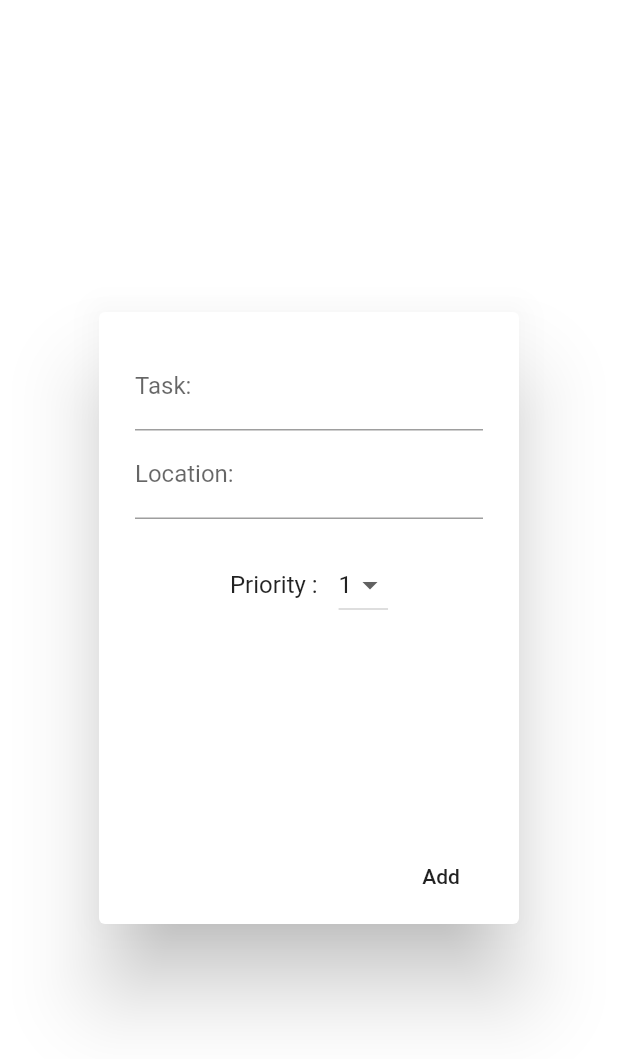
After one commit to mateuszroganowicz/bproductive_flutter, a Flutter app: the AddTaskDialog screen opened by its route, on a phone screen of 412 x 824 dp. The commit adds this screen. Shown: the top 1059 px of the screen. Run offline on Flutter 3.47's test engine with Material 2 defaults, Android fonts, the phone set to English and light mode, and no system bars; our stand-ins replace assets_audio_player, cloud_firestore, google_maps_flutter; missing offline and left inert: flutter_audio_query; accounts and stored records are empty.

Commit message:
Adding markers and tasks on map. Location need to be stored though

```diff
--- /dev/null
+++ b/lib/ViewModels/AddTaskDialog.dart
@@ -0,0 +1,78 @@
+import 'package:flutter/cupertino.dart';
+import 'package:flutter/material.dart';
+import '../Models/Todo.dart';
+
+class AddTaskDialog extends StatefulWidget {
+  @override
+  _AddTaskDialogState createState() => _AddTaskDialogState();
+}
+
+class _AddTaskDialogState extends State<AddTaskDialog> {
+
+  var priorityItems = [1, 2, 3];
+  String description = "";
+  String localisation = "";
+  int priority = 1;
+  int id = 0;
+
+  @override
+  Widget build(BuildContext context) {
+    return AlertDialog(
+      content: Container(
+        height: 300,
+        child: Column(
+          children: <Widget>[
+            TextField(
+              decoration: InputDecoration(labelText: 'Task: '),
+              onChanged: (String desc){
+                description = desc;
+              },
+            ),
+            TextField(
+              decoration: InputDecoration(labelText: 'Location: '),
+              onChanged: (String loc){
+                localisation = loc;
+              },
+            ),
+            Container(
+              margin: EdgeInsets.only(top: 20),
+              child: Row(
+                mainAxisAlignment: MainAxisAlignment.center,
+                children: <Widget>[
+                  Padding(
+                    padding: const EdgeInsets.fromLTRB(0, 10, 10, 10),
+                    child: Text('Priority : '),
+                  ),
+                  DropdownButton<int>(
+                    value: priority,
+                    items: priorityItems.map((element) {
+                      return DropdownMenuItem<int>(
+                        value: element,
+                        child: Text(
+                          element.toString(),
+                          textAlign: TextAlign.center,),
+                      );
+                    }).toList(),
+                    onChanged: (int value) {
+                      priority = value;
+                    },
+                  ),
+                ],
+              ),
+            )
+          ],
+        ),
+      ),
+      actions: <Widget>[
+        FlatButton(
+          onPressed: () {
+            id++;
+            Todo temp = new Todo(description, priority, localisation);
+            temp.addTodo();
+            Navigator.of(context).pop();
+          },
+          child: Text('Add'),)
+      ],
+    );
+  }
+}
--- a/lib/main.dart
+++ b/lib/main.dart
@@ -1,4 +1,5 @@
 import 'dart:async';
+import 'package:bproductiveflutter/ViewModels/AddTaskDialog.dart';
 import 'package:flutter/material.dart';
 
 import 'ViewModels/Mood.dart';
@@ -58,6 +59,7 @@ class HomePage extends State<MyApp> {
         {
           '/map': (context) => Map(),
           '/todo': (context) => ToDoListPage(),
+          '/addTaskDialog': (context) => AddTaskDialog(),
         },
       debugShowCheckedModeBanner: false,
       home: Scaffold(
```
Also changed, not shown: lib/ViewModels/Map.dart (+75 -6 lines), lib/ViewModels/ToDoList.dart (+2 -66 lines), 1 other file.
